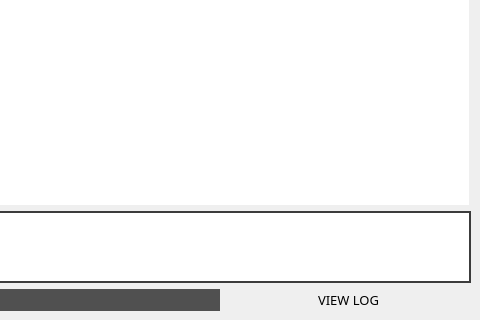
The window that assets/UI/Layout/MainWindow.ui (fer-moreira/MYQT) describes before a commit, drawn with Qt 5; both pictures show x 462 to 942 and y 345 to 665 of the 942 by 665 pixel window.
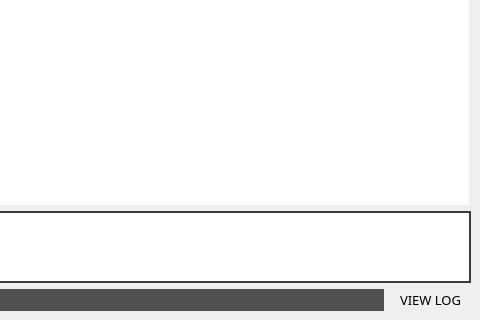
The same window after the commit.

What changed in the file:
```diff
--- a/assets/UI/Layout/MainWindow.ui
+++ b/assets/UI/Layout/MainWindow.ui
@@ -28,9 +28,6 @@
   <property name="autoFillBackground">
    <bool>false</bool>
   </property>
-  <property name="styleSheet">
-   <string notr="true"/>
-  </property>
   <property name="windowFilePath">
    <string/>
   </property>
@@ -695,6 +692,12 @@
         <height>22</height>
        </size>
       </property>
+      <property name="maximumSize">
+       <size>
+        <width>81</width>
+        <height>22</height>
+       </size>
+      </property>
       <property name="font">
        <font>
         <family>Arial,Helvetica,sans-serif</family>
```
Left out of the diff: 8 changed lines with no effect on the pictures.
